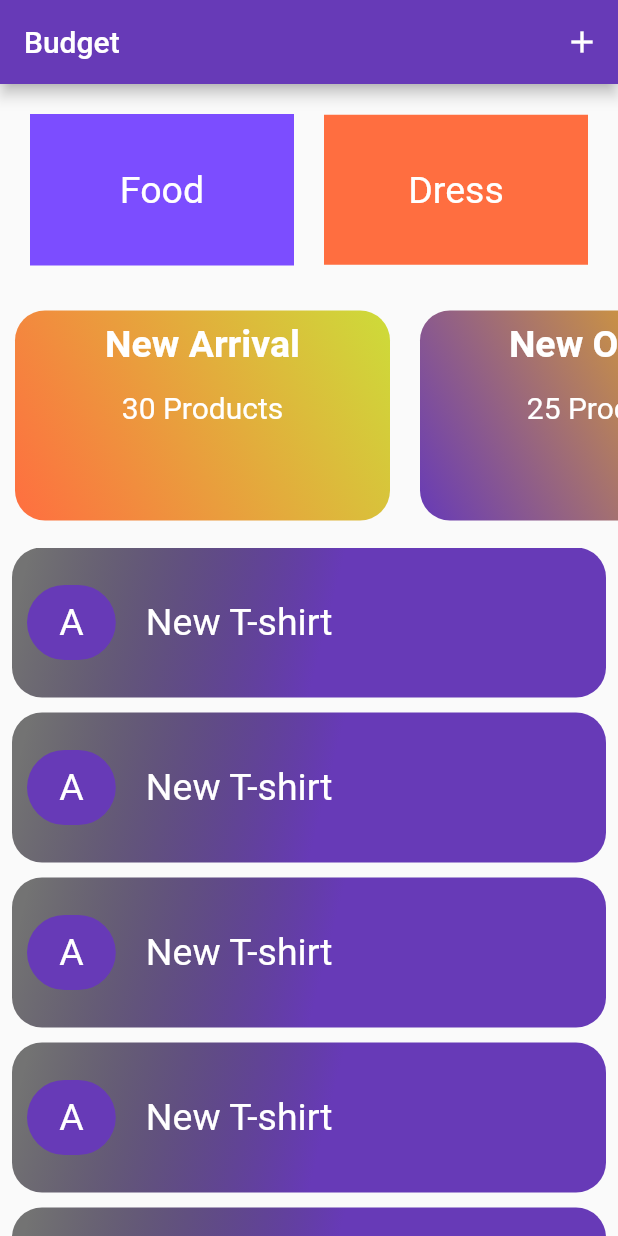
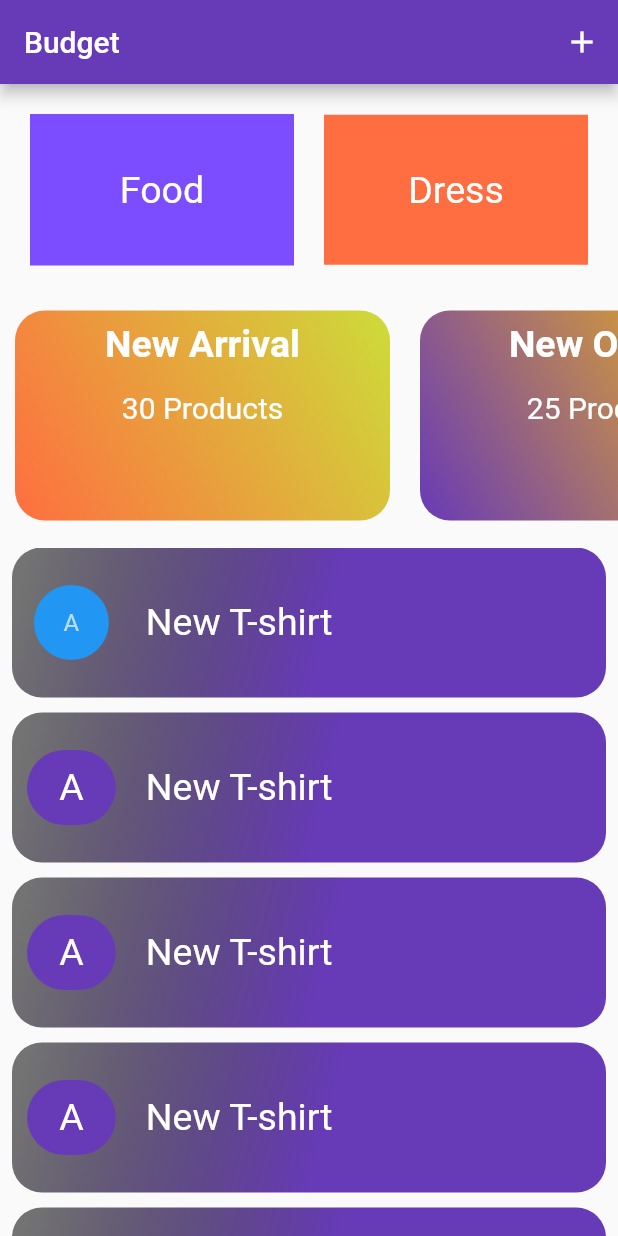
Before and after one commit to Yazdani1/RowandCollumn, a Flutter app: the screen it shows after launch, on a phone screen of 412 x 824 dp. Run offline on Flutter 3.47's test engine with Material 2 defaults, Android fonts, the phone set to English and light mode, and no system bars.

Commit message:
Circular Avatar

```diff
--- a/lib/Home.dart
+++ b/lib/Home.dart
@@ -379,15 +379,9 @@ class _HomeState extends State<Home> {
                             height: 50.0,
                             width: 50.0,
                             margin: EdgeInsets.all(10.0),
-                            decoration: BoxDecoration(
-                              borderRadius: BorderRadius.circular(90.0),
-                              color: Colors.deepPurple
-                            ),
-                            child: Center(
-                              child: Text("A",style: TextStyle(
-                                fontSize: 25.0,
-                                color: Colors.white
-                              ),),
+                            child: CircleAvatar(
+                              child: Text("A"),
+                              backgroundColor: Colors.blue,
                             ),
                           ),
                         ),
```
